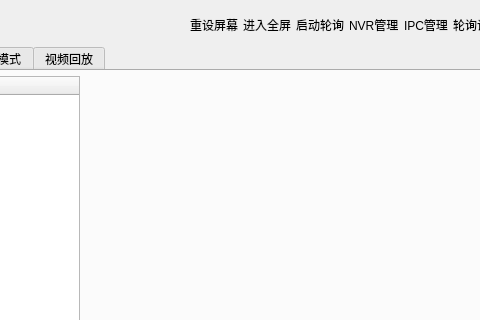
First picture: the form in VideoControl/frmmain.ui, repository wangpengcheng/OfflineMapTest, before the edit; both pictures show x 194 to 674 and y 0 to 320 of the 1000 by 656 pixel window.
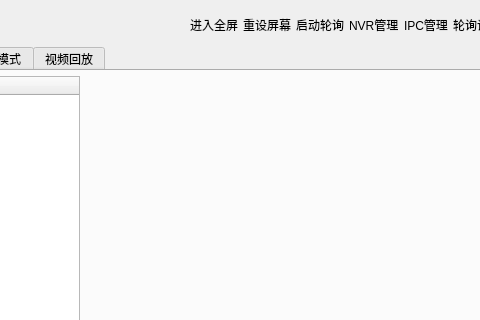
Second picture: the form after the edit.

Patch:
```diff
--- a/VideoControl/frmmain.ui
+++ b/VideoControl/frmmain.ui
@@ -92,14 +92,20 @@
        </widget>
       </item>
       <item>
-       <widget class="QLabel" name="lab_ReSetScreen">
+       <widget class="QLabel" name="labFull">
+        <property name="cursor">
+         <cursorShape>PointingHandCursor</cursorShape>
+        </property>
+        <property name="styleSheet">
+         <string notr="true">font: 10pt &quot;微软雅黑&quot;;</string>
+        </property>
         <property name="text">
-         <string>重设屏幕</string>
+         <string>进入全屏</string>
         </property>
        </widget>
       </item>
       <item>
-       <widget class="QLabel" name="labFull">
+       <widget class="QLabel" name="labResetScreen">
         <property name="cursor">
          <cursorShape>PointingHandCursor</cursorShape>
         </property>
@@ -107,7 +113,7 @@
          <string notr="true">font: 10pt &quot;微软雅黑&quot;;</string>
         </property>
         <property name="text">
-         <string>进入全屏</string>
+         <string>重设屏幕</string>
         </property>
        </widget>
       </item>
```
